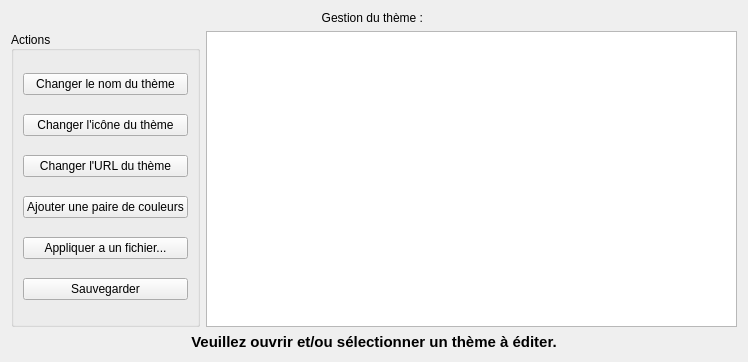
SchawnnDev/ColorThemeManager, file ui/themeeditor.ui: the form before one commit.
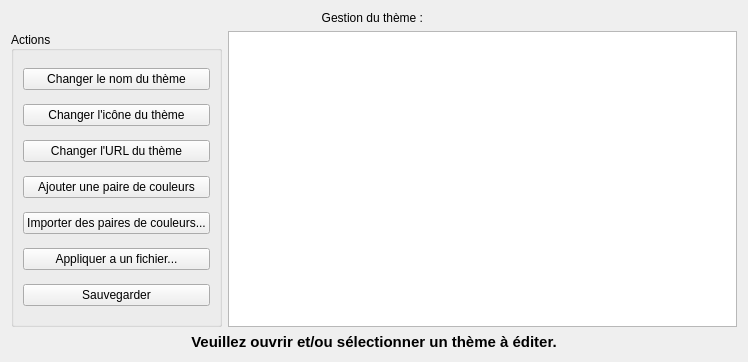
The form after the commit.

Commit message: ColorPair serializing and saving

What changed in the file:
```diff
--- a/ui/themeeditor.ui
+++ b/ui/themeeditor.ui
@@ -69,6 +69,13 @@
           </property>
          </widget>
         </item>
+        <item>
+         <widget class="QPushButton" name="importColorPairsBtn">
+          <property name="text">
+           <string>Importer des paires de couleurs...</string>
+          </property>
+         </widget>
+        </item>
         <item>
          <widget class="QPushButton" name="applyToFileBtn">
           <property name="text">
```
Left out of the diff: 6 changed lines with no effect on the pictures. The commit also changes 10 other files.
